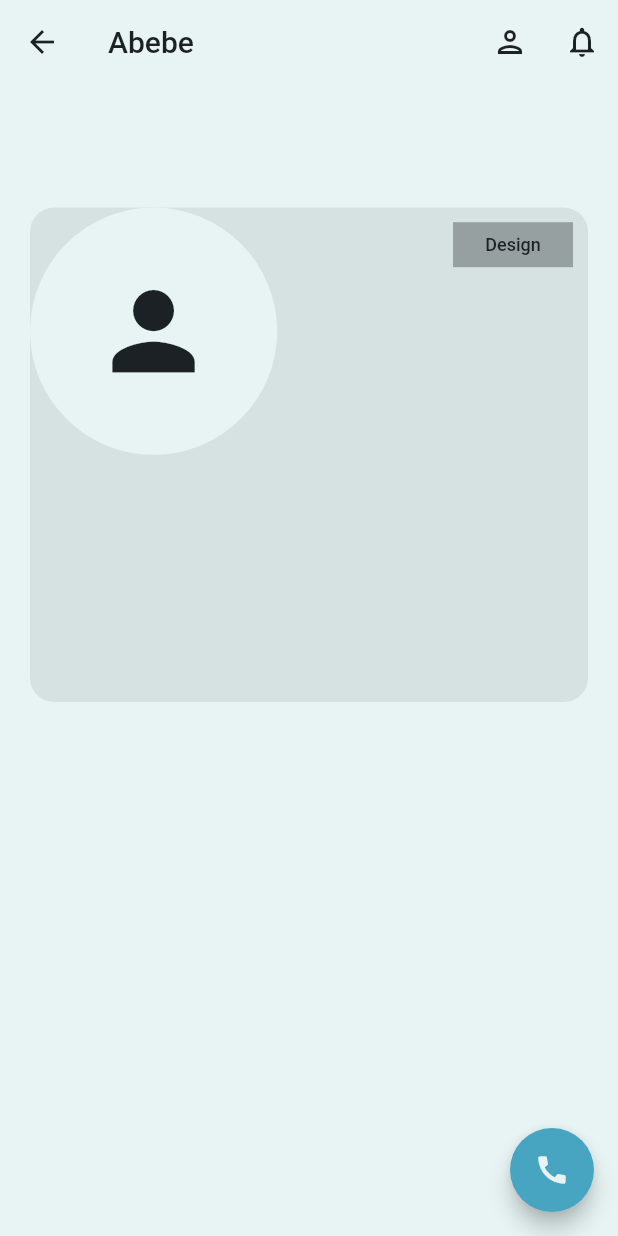
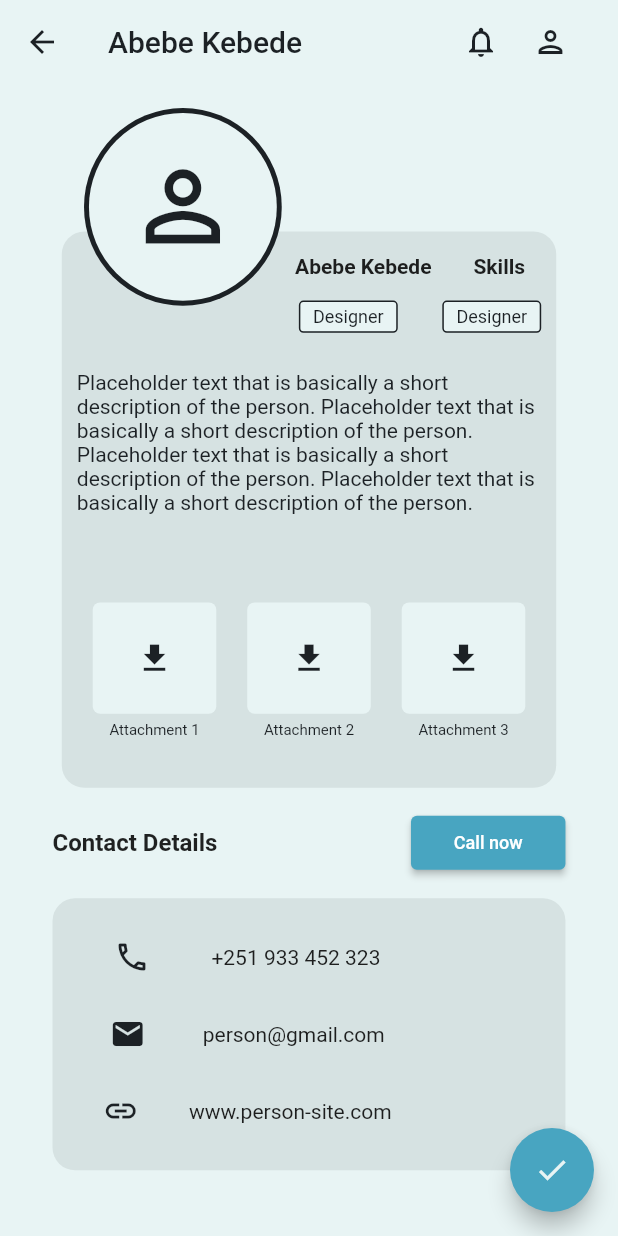
Before and after one commit to alazarlemma02/Freelance-App-flutter-project, a Flutter app: the Applicantprofile screen opened directly, on a phone screen of 412 x 824 dp. Run offline on Flutter 3.47's test engine with Material 2 defaults, Android fonts, the phone set to English and light mode, and no system bars.

Commit message:
created separate widgets for contact and skill type

```diff
--- a/lib/main.dart
+++ b/lib/main.dart
@@ -1,4 +1,6 @@
 import 'package:flutter/material.dart';
+import 'package:sira/view/screens/applicant_profile_page.dart';
+import 'package:sira/view/screens/job_application_page.dart';
 import 'package:sira/view/screens/job_detail_page.dart';
 
 void main() {
@@ -26,7 +28,7 @@ class MyApp extends StatelessWidget {
         // is not restarted.
         primarySwatch: Colors.blue,
       ),
-      home: const JobDetailPage (),
+      home: const JobApplicationpage (),
     );
   }
 }
--- a/lib/view/screens/applicant_profile_page.dart
+++ b/lib/view/screens/applicant_profile_page.dart
@@ -1,7 +1,11 @@
 import 'package:flutter/material.dart';
-import 'package:flutter/src/widgets/framework.dart';
-import 'package:flutter/src/widgets/placeholder.dart';
+
 import 'package:sira/constants/colors.dart';
+import 'package:sira/main.dart';
+import 'package:sira/view/widgets/attachments.dart';
+import 'package:sira/view/widgets/contact_detail.dart';
+import 'package:sira/view/widgets/user_profile.dart';
+import 'package:sira/view/widgets/user_type_skill.dart';
 
 class Applicantprofile extends StatefulWidget {
   const Applicantprofile({super.key});
@@ -18,88 +22,129 @@ class _ApplicantprofileState extends State<Applicantprofile> {
       appBar: AppBar(
         backgroundColor: CustomColors.transparentColor,
         elevation: 0,
-        leading: Icon(Icons.arrow_back,color: CustomColors.blackTextColor,),
-        title: Text('Abebe',style: TextStyle(color:CustomColors.blackTextColor)),
-
+        leading: Icon(
+          Icons.arrow_back,
+          color: CustomColors.blackTextColor,
+        ),
+        title: Text('Abebe Kebede',
+            style: TextStyle(color: CustomColors.blackTextColor)),
         actions: [
-          IconButton(onPressed: () {
-          }, icon: Icon(Icons.person_outlined,color:CustomColors.blackTextColor ,),
+          IconButton(
+            padding: EdgeInsets.only(
+                right: MediaQuery.of(context).size.width * 0.05),
+            onPressed: () {},
+            icon: Icon(Icons.notifications_outlined,
+                color: CustomColors.blackTextColor),
           ),
-           IconButton(onPressed: () {
-          }, icon: Icon(Icons.notifications_outlined,color:CustomColors.blackTextColor),
-          )
+          IconButton(
+            padding: EdgeInsets.only(
+                right: MediaQuery.of(context).size.width * 0.08),
+            onPressed: () {},
+            icon: Icon(
+              Icons.person_outlined,
+              color: CustomColors.blackTextColor,
+            ),
+          ),
         ],
       ),
       body: Container(
-          child: Padding(
-            padding: EdgeInsets.fromLTRB(20.0,MediaQuery.of(context).size.height * 0.1,20.0,20.0),
+        height: double.infinity,
+        width: double.infinity,
+        color: CustomColors.backgroundColor,
+        child: Column(
+          children: [
+            Stack(children: <Widget>[
+              Padding(
+                padding: const EdgeInsets.all(16.0),
                 child: Stack(
-              children: [Container(
+                  alignment: Alignment.topCenter,
+                  children: <Widget>[
+                    Padding(
+                      padding: EdgeInsets.only(
+                        top: MediaQuery.of(context).size.height * 0.1,
+                      ),
+
+                      ///here we create space for the circle avatar to get ut of the box
+                      child: Container(
+                        height: MediaQuery.of(context).size.height * 0.45,
                         decoration: BoxDecoration(
-                   color:CustomColors.cardColor,
-
-        borderRadius: BorderRadius.circular(16.0),
+                          borderRadius: BorderRadius.circular(15.0),
+                          color: CustomColors.cardColor,
                         ),
-                width: MediaQuery.of(context).size.width ,
-                height: MediaQuery.of(context).size.height * 0.4,
-
-
-                child: Column(children: [
-                  Expanded(
-                    flex: 15,
-                    child: Container(
-                      child: Row(
-                      mainAxisAlignment: MainAxisAlignment.spaceBetween,
+                        width: MediaQuery.of(context).size.height * 0.4,
+                        child: Column(
                           children: [
-                      Padding(
-                        padding: const EdgeInsets.fromLTRB(.0,10.0,8.0,0.0,),
-                        child: Container(child: Column(
-                          mainAxisAlignment: MainAxisAlignment.spaceBetween,
-                          children: [
-                        ]),),
+                            const UserTypeAndSkill(),
+                            Container(
+                              padding: EdgeInsets.all(10),
+                              height: MediaQuery.of(context).size.height * 0.2,
+                              width: MediaQuery.of(context).size.height * 0.4,
+                              child: Text(
+                                "Placeholder text that is basically a short description of the person. Placeholder text that is basically a short description of the person. Placeholder text that is basically a short description of the person. Placeholder text that is basically a short description of the person. ",
+                                style: TextStyle(
+                                    color: CustomColors.blackTextColor),
+                              ),
                             ),
                             Container(
-                        margin: EdgeInsets.only(right: 10),
-                        color: CustomColors.fadedTextColor,
-                        width: 80,
-                        height: 30,
-                        child: TextButton(
-
-                        child: Text('Design',textAlign: TextAlign.center,style: TextStyle(fontSize: 12, color: CustomColors.blackTextColor),),
-                        onPressed: () {
-
-                      },),),
-                    ]),),
+                              height: MediaQuery.of(context).size.height * 0.15,
+                              width: MediaQuery.of(context).size.height * 0.4,
+                              child: AttachmentFile(),
                             ),
-                  Expanded(flex:85,child: Container(
-                    padding: EdgeInsets.only(left: 10, right: 10, top: 10),
-                    ),),
-                ]),
-
-              ),
-                  Align(
-              alignment: Alignment.topLeft,
-            child: CircleAvatar(
-
-              radius:MediaQuery.of(context).size.height * 0.1,
-              backgroundColor:CustomColors.backgroundColor,
-              child: Center(
-          child: Icon(Icons.person,color:CustomColors.blackTextColor,size:MediaQuery.of(context).size.height * 0.1 , ),
-              ),
-            )
-          ),
-
                           ],
                         ),
                       ),
                     ),
-        floatingActionButton: FloatingActionButton(onPressed: () {
+                    const UserProfilePicture(),
 
-        },
-        child: Center(child: Icon(Icons.call,color:CustomColors.backgroundColor,)),
+                    ///Image Avatar
+                  ],
+                ),
+              ),
+            ]),
+            Container(
+              child: Row(
+                  mainAxisAlignment: MainAxisAlignment.spaceBetween,
+                  children: [
+                    Text(
+                      'Contact Details',
+                      style:
+                          TextStyle(fontSize: 16, fontWeight: FontWeight.bold),
+                    ),
+                    ElevatedButton(
+                      style: ElevatedButton.styleFrom(
+                          fixedSize: Size(
+                              MediaQuery.of(context).size.width * 0.25,
+                              MediaQuery.of(context).size.height * 0.009),
+                          backgroundColor: CustomColors.buttonBlueColor),
+                      onPressed: () {},
+                      child: Center(
+                        child: Text(
+                          'Call now',
+                          style: TextStyle(fontSize: 12),
+                        ),
+                      ),
+                    ),
+                  ]),
+              margin: EdgeInsets.only(
+                  left: MediaQuery.of(context).size.width * 0.085,
+                  right: MediaQuery.of(context).size.width * 0.085),
+              width: MediaQuery.of(context).size.width,
+              height: MediaQuery.of(context).size.height * 0.05,
+              decoration: BoxDecoration(),
+            ),
+            const ContactDetail(),
+          ],
+        ),
+      ),
+      floatingActionButton: FloatingActionButton(
+        onPressed: () {},
+        child: Center(
+            child: Icon(
+          Icons.done,
+          color: CustomColors.backgroundColor,
+        )),
         backgroundColor: CustomColors.buttonBlueColor,
       ),
     );
-
   }
 }
--- /dev/null
+++ b/lib/view/widgets/contact_detail.dart
@@ -0,0 +1,67 @@
+import 'package:flutter/cupertino.dart';
+import 'package:flutter/material.dart';
+import 'package:flutter/src/widgets/container.dart';
+import 'package:flutter/src/widgets/framework.dart';
+import 'package:sira/constants/colors.dart';
+
+class ContactDetail extends StatefulWidget {
+  const ContactDetail({super.key});
+
+  @override
+  State<ContactDetail> createState() => _ContactDetailState();
+}
+
+class _ContactDetailState extends State<ContactDetail> {
+  @override
+  Widget build(BuildContext context) {
+    return Container(
+      padding: EdgeInsets.only(right: MediaQuery.of(context).size.width * 0.2),
+      margin: EdgeInsets.only(
+          top: MediaQuery.of(context).size.width * 0.04,
+          left: MediaQuery.of(context).size.width * 0.085,
+          right: MediaQuery.of(context).size.width * 0.085),
+      width: MediaQuery.of(context).size.width,
+      height: MediaQuery.of(context).size.height * 0.22,
+      decoration: BoxDecoration(
+        color: CustomColors.cardColor,
+        borderRadius: BorderRadius.all(Radius.circular(15)),
+      ),
+      child:
+          Column(mainAxisAlignment: MainAxisAlignment.spaceEvenly, children: [
+        Row(
+          mainAxisAlignment: MainAxisAlignment.spaceEvenly,
+          mainAxisSize: MainAxisSize.max,
+          children: [
+            Icon(
+              Icons.call_outlined,
+              color: CustomColors.blackTextColor,
+            ),
+            Text('+251 933 452 323'),
+          ],
+        ),
+        Row(
+          mainAxisAlignment: MainAxisAlignment.spaceEvenly,
+          mainAxisSize: MainAxisSize.max,
+          children: [
+            Icon(
+              Icons.mail,
+              color: CustomColors.blackTextColor,
+            ),
+            Text('person@gmail.com'),
+          ],
+        ),
+        Row(
+          mainAxisAlignment: MainAxisAlignment.spaceEvenly,
+          mainAxisSize: MainAxisSize.max,
+          children: [
+            Icon(
+              Icons.link,
+              color: CustomColors.blackTextColor,
+            ),
+            Text('www.person-site.com'),
+          ],
+        ),
+      ]),
+    );
+  }
+}
--- /dev/null
+++ b/lib/view/widgets/user_type_skill.dart
@@ -0,0 +1,81 @@
+import 'package:flutter/material.dart';
+import 'package:flutter/src/widgets/container.dart';
+import 'package:flutter/src/widgets/framework.dart';
+import 'package:sira/constants/colors.dart';
+
+class UserTypeAndSkill extends StatefulWidget {
+  const UserTypeAndSkill({super.key});
+
+  @override
+  State<UserTypeAndSkill> createState() => _UserTypeAndSkillState();
+}
+
+class _UserTypeAndSkillState extends State<UserTypeAndSkill> {
+  @override
+  Widget build(BuildContext context) {
+    return Container(
+      height: MediaQuery.of(context).size.height * 0.1,
+      width: MediaQuery.of(context).size.height * 0.4,
+      child: Row(mainAxisAlignment: MainAxisAlignment.spaceBetween, children: [
+        Container(
+          width: MediaQuery.of(context).size.height * 0.18,
+        ),
+        Container(
+          height: MediaQuery.of(context).size.height * 0.15,
+          child: Column(
+              mainAxisAlignment: MainAxisAlignment.spaceEvenly,
+              children: [
+                Text(
+                  'Abebe Kebede',
+                  style: TextStyle(fontWeight: FontWeight.bold),
+                ),
+                Container(
+                  child: Center(
+                    child: Text(
+                      'Designer',
+                      style: TextStyle(
+                          fontSize: 12, color: CustomColors.blackTextColor),
+                    ),
+                  ),
+                  margin: EdgeInsets.only(right: 20.0),
+                  height: MediaQuery.of(context).size.height * 0.026,
+                  width: MediaQuery.of(context).size.height * 0.08,
+                  decoration: BoxDecoration(
+                      color: CustomColors.backgroundColor,
+                      borderRadius: BorderRadius.all(Radius.circular(3)),
+                      border: Border.all(
+                          color: CustomColors.blackTextColor, width: 1)),
+                )
+              ]),
+        ),
+        Container(
+          child: Column(
+              mainAxisAlignment: MainAxisAlignment.spaceEvenly,
+              children: [
+                Text(
+                  'Skills',
+                  style: TextStyle(fontWeight: FontWeight.bold),
+                ),
+                Container(
+                  child: Center(
+                    child: Text(
+                      'Designer',
+                      style: TextStyle(
+                          fontSize: 12, color: CustomColors.blackTextColor),
+                    ),
+                  ),
+                  margin: EdgeInsets.only(right: 10.0),
+                  height: MediaQuery.of(context).size.height * 0.026,
+                  width: MediaQuery.of(context).size.height * 0.08,
+                  decoration: BoxDecoration(
+                      color: CustomColors.backgroundColor,
+                      borderRadius: BorderRadius.all(Radius.circular(3)),
+                      border: Border.all(
+                          color: CustomColors.blackTextColor, width: 1)),
+                )
+              ]),
+        ),
+      ]),
+    );
+  }
+}
```
Lines whose indentation alone changed are shown as unchanged.
